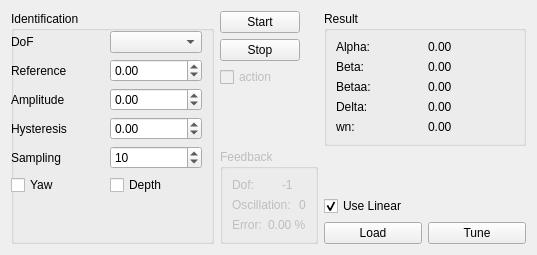
First picture: the form in labust_gui/src/control/resource/Identification.ui, repository pi19404/labust-ros-pkg, before the edit.
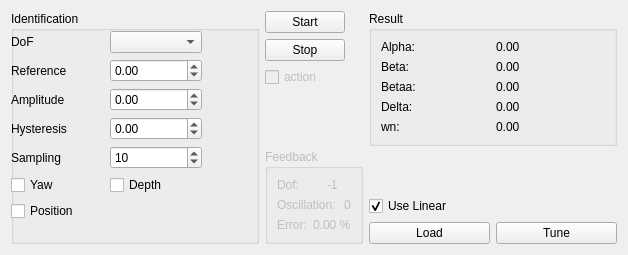
Second picture: the form after the edit.

What changed in the file:
```diff
--- a/labust_gui/src/control/resource/Identification.ui
+++ b/labust_gui/src/control/resource/Identification.ui
@@ -6,7 +6,7 @@
    <rect>
     <x>0</x>
     <y>0</y>
-    <width>537</width>
+    <width>628</width>
     <height>255</height>
    </rect>
   </property>
@@ -139,6 +139,13 @@
          </property>
         </widget>
        </item>
+       <item row="6" column="0">
+        <widget class="QCheckBox" name="positionCheck">
+         <property name="text">
+          <string>Position</string>
+         </property>
+        </widget>
+       </item>
       </layout>
      </widget>
     </widget>
```
